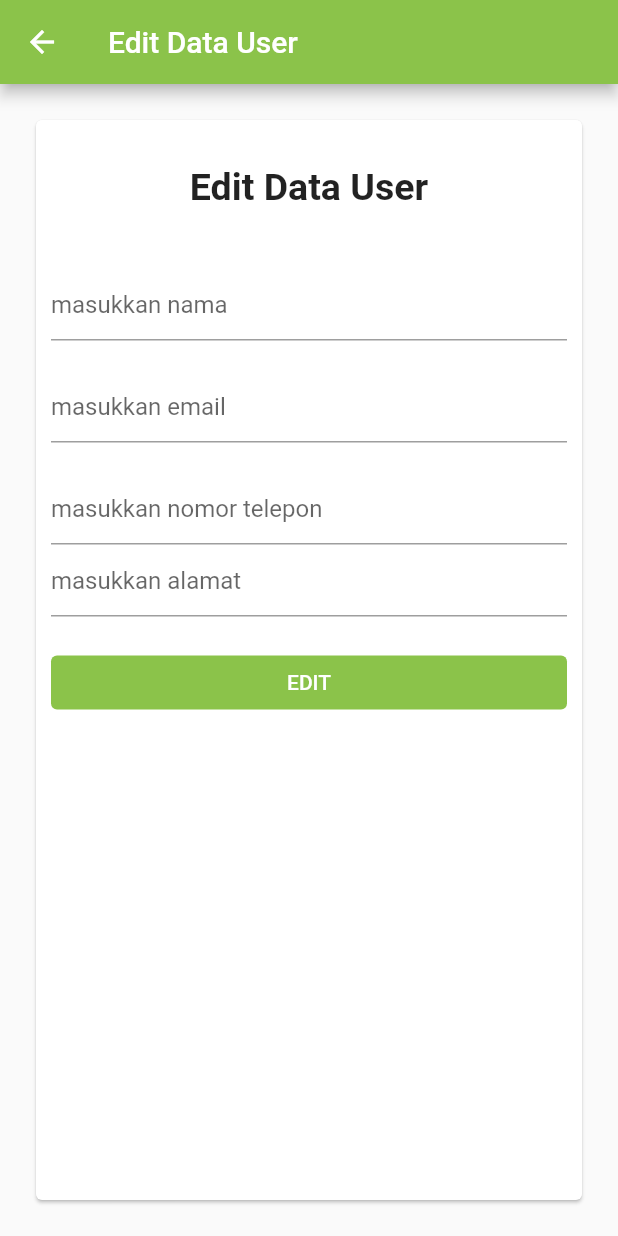
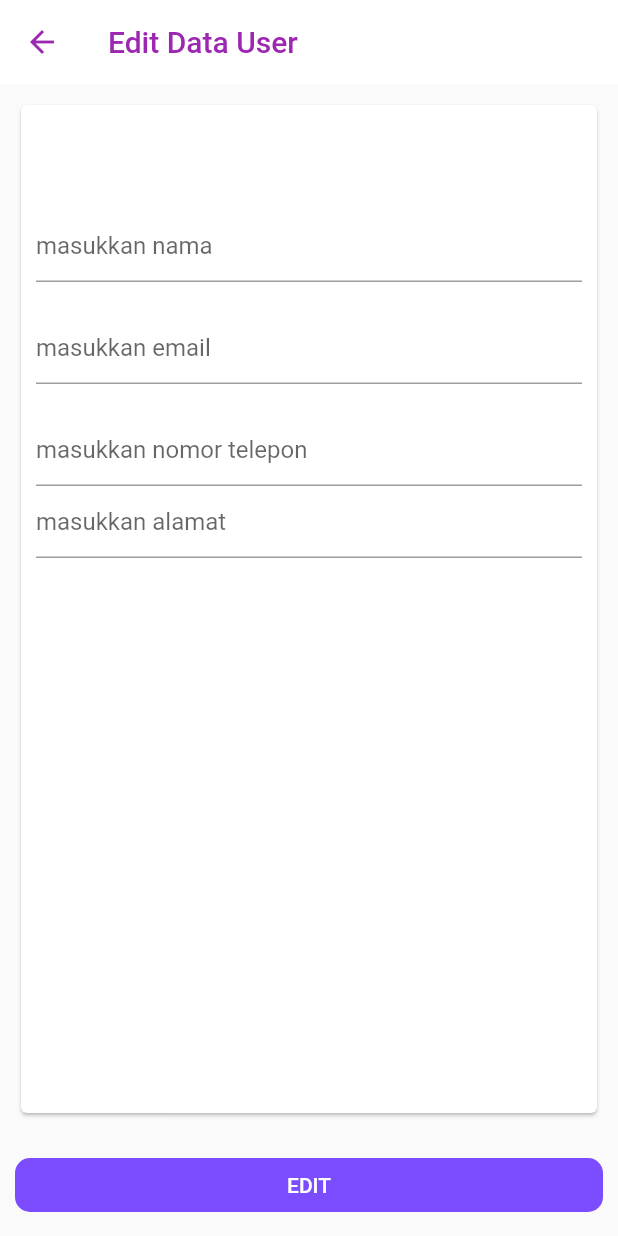
Before and after one commit to aminsum9/autojet-sparepart-app, a Flutter app: the EditUser screen opened by its route, on a phone screen of 412 x 824 dp. Run offline on Flutter 3.47's test engine with Material 2 defaults, Android fonts, the phone set to English and light mode, and no system bars; our stand-ins replace dropdown_search, image_picker, shared_preferences; missing offline and left inert: dart:ffi, item_picker, pretty_json; accounts and stored records are empty; network calls fail; statements that could not run were skipped.

Commit message:
update ui

```diff
--- a/lib/pages/edituser.dart
+++ b/lib/pages/edituser.dart
@@ -1,9 +1,8 @@
 import 'package:flutter/material.dart';
 import 'package:http/http.dart' as http;
 import 'package:shared_preferences/shared_preferences.dart';
-import 'package:pretty_json/pretty_json.dart';
-import 'home.dart';
 import '../config/url.dart' as host;
+import '../styles/colors.dart' as colors;
 
 class EditUser extends StatefulWidget {
   final List list;
@@ -61,11 +60,21 @@ class EditUserState extends State<EditUser> {
   Widget build(BuildContext context) {
     return Scaffold(
       appBar: AppBar(
-        title: const Text("Edit Data User"),
-        backgroundColor: Colors.lightGreen,
+        title: const Text(
+          "Edit Data User",
+          style: TextStyle(color: colors.SECONDARY_COLOR),
+        ),
+        backgroundColor: Colors.white,
+        leading: IconButton(
+          icon: const Icon(Icons.arrow_back, color: colors.SECONDARY_COLOR),
+          onPressed: () {
+            Navigator.pop(context);
+          },
+        ),
+        shadowColor: Colors.transparent,
       ),
       body: Container(
-          padding: const EdgeInsets.all(20.0),
+          padding: const EdgeInsets.all(10.0),
           child: Card(
               child: Container(
             padding: const EdgeInsets.all(10.0),
@@ -73,9 +82,6 @@ class EditUserState extends State<EditUser> {
               Column(
                 children: [
                   const Padding(padding: EdgeInsets.all(10.0)),
-                  const Text("Edit Data User",
-                      style: TextStyle(
-                          fontSize: 25.0, fontWeight: FontWeight.bold)),
                   const Padding(padding: EdgeInsets.all(10.0)),
                   const Padding(padding: EdgeInsets.all(10.0)),
                   TextField(
@@ -103,16 +109,25 @@ class EditUserState extends State<EditUser> {
                   const Padding(padding: EdgeInsets.all(10.0)),
                 ],
               ),
-              TextButton(
-                  onPressed: () {
-                    editDataUser();
-                  },
-                  child: Text("EDIT", style: TextStyle(color: Colors.white)),
-                  style: TextButton.styleFrom(
-                    backgroundColor: Colors.lightGreen,
-                  )),
             ]),
           ))),
+      bottomNavigationBar: Container(
+        child: Padding(
+          padding: const EdgeInsets.all(10),
+          child: TextButton(
+            onPressed: () {
+              editDataUser();
+            },
+            style: TextButton.styleFrom(
+              shape: RoundedRectangleBorder(
+                borderRadius: BorderRadius.circular(10.0),
+              ),
+              backgroundColor: colors.PRIMARY_COLOR,
+            ),
+            child: const Text("EDIT", style: TextStyle(color: Colors.white)),
+          ),
+        ),
+      ),
     );
   }
 }
```
